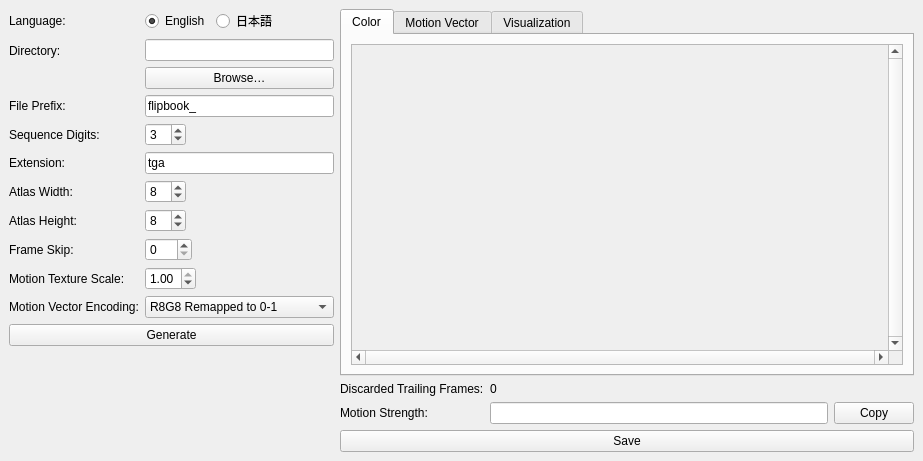
Old version of the form app/MainWindow.ui in the repository alexmalyutindev/MotionFrame.
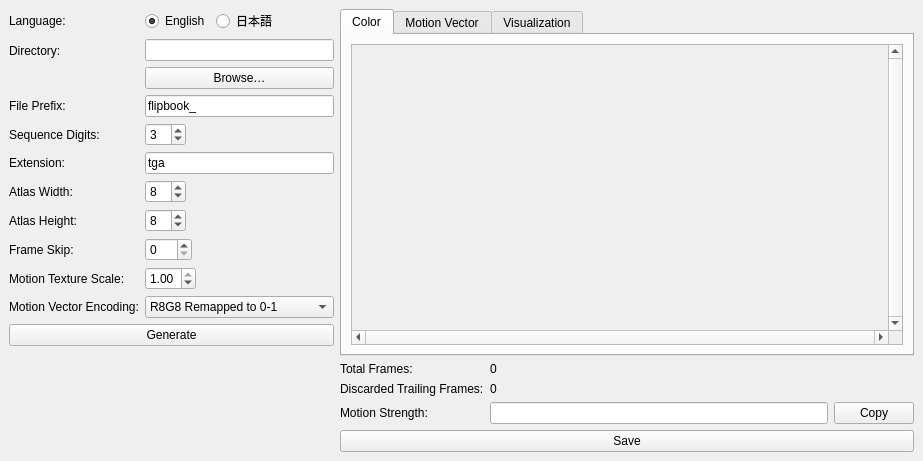
New version of the form.

Commit message: Add frame count display

```diff
--- a/app/MainWindow.ui
+++ b/app/MainWindow.ui
@@ -429,7 +429,7 @@
       </item>
       <item>
        <layout class="QFormLayout" name="form_result">
-        <item row="2" column="0">
+        <item row="3" column="0">
          <widget class="QLabel" name="label_motion_strength">
           <property name="text">
            <string>Motion Strength:</string>
@@ -439,7 +439,7 @@
           </property>
          </widget>
         </item>
-        <item row="0" column="0">
+        <item row="1" column="0">
          <widget class="QLabel" name="label_discarded_trailing_frames">
           <property name="text">
            <string>Discarded Trailing Frames:</string>
@@ -449,7 +449,7 @@
           </property>
          </widget>
         </item>
-        <item row="0" column="1">
+        <item row="1" column="1">
          <widget class="QLabel" name="label_discarded_trailing_frames_value">
           <property name="text">
            <string notr="true">0</string>
@@ -459,7 +459,7 @@
           </property>
          </widget>
         </item>
-        <item row="2" column="1">
+        <item row="3" column="1">
          <layout class="QHBoxLayout" name="layout_motion_strength">
           <item>
            <widget class="QLineEdit" name="text_motion_strength">
@@ -477,6 +477,20 @@
           </item>
          </layout>
         </item>
+        <item row="0" column="0">
+         <widget class="QLabel" name="label_total_frames">
+          <property name="text">
+           <string>Total Frames:</string>
+          </property>
+         </widget>
+        </item>
+        <item row="0" column="1">
+         <widget class="QLabel" name="label_total_frames_value">
+          <property name="text">
+           <string notr="true">0</string>
+          </property>
+         </widget>
+        </item>
        </layout>
       </item>
       <item>
```
The commit also changes 5 other files.
